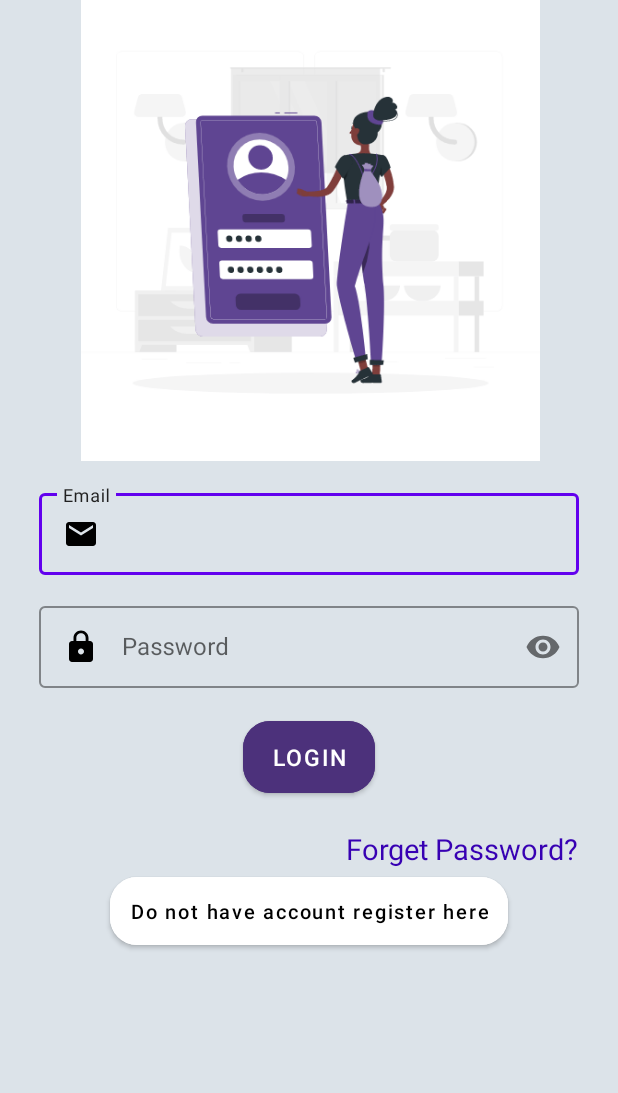
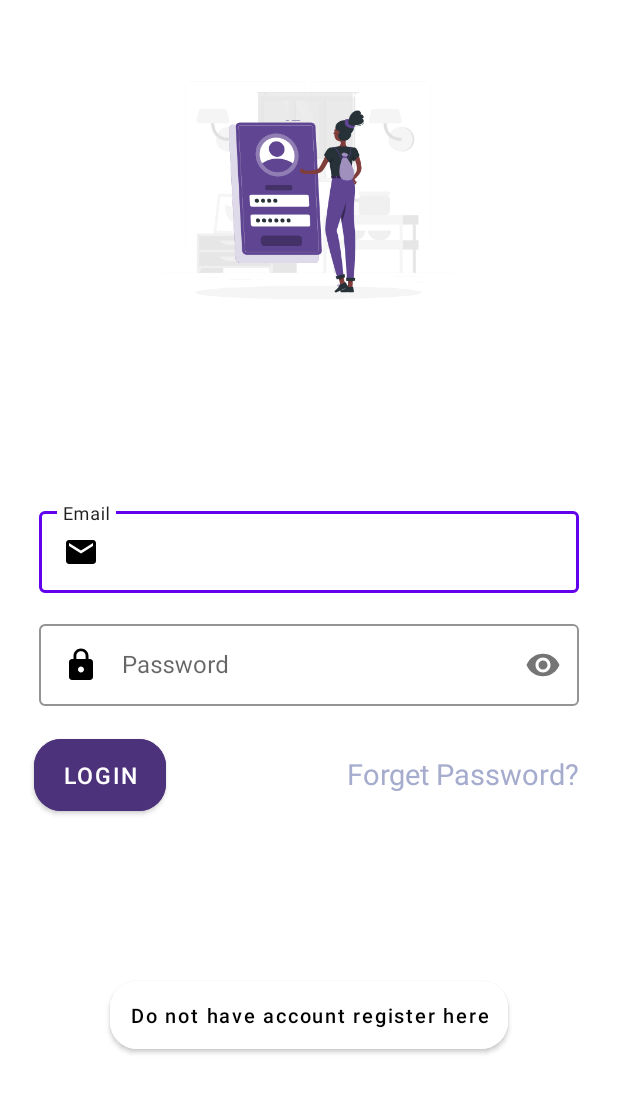
Before and after one commit to Moni-Singh/Final, an Android app: the screen it shows after launch (LoginActivity), on a phone screen of 412 x 824 dp. Shown: the top 1093 px of the screen. Run offline under Robolectric (Android 15) with nearby library versions, the phone set to English and light mode, and no system bars; our stand-ins replace Firebase (no records; nobody signed in at launch, a user with empty details on screens opened directly), sdp/ssp sizes.

Commit message:
Image upload resolved

```diff
--- a/app/src/main/AndroidManifest.xml
+++ b/app/src/main/AndroidManifest.xml
@@ -8,7 +8,6 @@
     <uses-permission android:name="android.permission.WRITE_EXTERNAL_STORAGE" />
     <uses-permission android:name="android.permission.READ_EXTERNAL_STORAGE" />
     <uses-permission android:name="android.permission.CAMERA" />
-    <uses-feature android:name="android.hardware.camera.front" />
     <uses-feature android:name="android.hardware.camera.any" />
 
 
--- a/app/src/main/java/com/example/afinal/DashBoardActivity.kt
+++ b/app/src/main/java/com/example/afinal/DashBoardActivity.kt
@@ -1,5 +1,6 @@
 package com.example.afinal
 
+import android.Manifest
 import android.app.Activity
 import android.app.Dialog
 import android.app.SearchManager
@@ -7,9 +8,9 @@ import android.content.Context
 import android.content.DialogInterface
 import android.content.Intent
 import android.content.IntentFilter
+import android.content.pm.PackageManager
 import android.graphics.Bitmap
 import android.graphics.drawable.BitmapDrawable
-import android.graphics.drawable.ColorDrawable
 import android.os.Bundle
 import android.view.Menu
 import android.view.MenuItem
@@ -23,6 +24,7 @@ import android.widget.Toast
 import androidx.appcompat.app.AlertDialog
 import androidx.appcompat.app.AppCompatActivity
 import androidx.cardview.widget.CardView
+import androidx.core.app.ActivityCompat
 import androidx.core.content.ContextCompat
 import androidx.recyclerview.widget.LinearLayoutManager
 import androidx.recyclerview.widget.RecyclerView
@@ -30,11 +32,14 @@ import com.example.afinal.Model.User
 import com.example.afinal.adapter.UserAdapter
 import com.example.afinal.utils.HelperMethods
 import com.google.firebase.auth.FirebaseAuth
-import com.google.firebase.database.*
+import com.google.firebase.database.DataSnapshot
+import com.google.firebase.database.DatabaseError
+import com.google.firebase.database.DatabaseReference
+import com.google.firebase.database.FirebaseDatabase
+import com.google.firebase.database.ValueEventListener
 import com.google.firebase.storage.FirebaseStorage
 import com.google.firebase.storage.StorageReference
 import java.io.ByteArrayOutputStream
-import java.util.*
 
 
 class DashBoardActivity : AppCompatActivity() {
@@ -49,9 +54,12 @@ class DashBoardActivity : AppCompatActivity() {
     lateinit var receiver :AirPlaneModeChangeReceiver
     private lateinit var mDbRef:DatabaseReference
 
-
-
-
+    var permissions = arrayOf<String>(
+        Manifest.permission.WRITE_EXTERNAL_STORAGE,
+        Manifest.permission.CAMERA,
+        Manifest.permission.ACCESS_COARSE_LOCATION,
+        Manifest.permission.ACCESS_FINE_LOCATION
+    )
     override fun onCreate(savedInstanceState: Bundle?) {
         super.onCreate(savedInstanceState)
         setContentView(R.layout.activity_dash_board)
@@ -70,15 +78,13 @@ class DashBoardActivity : AppCompatActivity() {
 
         IntentFilter (Intent.ACTION_AIRPLANE_MODE_CHANGED).also {
             registerReceiver(receiver, it)
-
-
-
         }
 
 // In onCreate or initialization
         storageRef = FirebaseStorage.getInstance().reference
         mAuth = FirebaseAuth.getInstance()
-        mDbRef =FirebaseDatabase.getInstance().getReference()
+        mDbRef = FirebaseDatabase.getInstance().getReference()
+        mDbRef.push().child("User")
 
         userlist = ArrayList()
         userAdapter = UserAdapter(this)
@@ -90,8 +96,6 @@ class DashBoardActivity : AppCompatActivity() {
 
         mDbRef.child("User").addValueEventListener(object : ValueEventListener {
             override fun onDataChange(snapshot: DataSnapshot) {
-
-
                 for(postSnapshot in snapshot.children){
                     val currentUser = postSnapshot.getValue(User::class.java)
                     //for hiding the current logign user
@@ -101,10 +105,29 @@ class DashBoardActivity : AppCompatActivity() {
                 }
             }
             override fun onCancelled(error: DatabaseError) {
-                TODO("Not yet implemented")
             }
         })
+        checkPermissions()
+    }
 
+    private fun checkPermissions(): Boolean {
+        var result: Int
+        val listPermissionsNeeded: MutableList<String> = ArrayList()
+        for (p in permissions) {
+            result = ContextCompat.checkSelfPermission(baseContext, p)
+            if (result != PackageManager.PERMISSION_GRANTED) {
+                listPermissionsNeeded.add(p)
+            }
+        }
+        if (!listPermissionsNeeded.isEmpty()) {
+            ActivityCompat.requestPermissions(
+                this,
+                listPermissionsNeeded.toTypedArray<String>(),
+                110
+            )
+            return false
+        }
+        return true
     }
 
 
@@ -316,8 +339,4 @@ class DashBoardActivity : AppCompatActivity() {
             }
         }
     }
-
-
-
-
 }
--- a/app/src/main/java/com/example/afinal/RegistrationActivity.kt
+++ b/app/src/main/java/com/example/afinal/RegistrationActivity.kt
@@ -132,8 +132,6 @@ class RegistrationActivity : AppCompatActivity() {
         private fun addUserToDatabase(name: String, email: String, image: String, uid: String) {
             mDBRef = FirebaseDatabase.getInstance().getReference()
             mDBRef.child("User").child(uid).setValue(User(name, email, uid, image))
-
-
         }
 
     }
--- a/app/src/main/res/layout/activity_login.xml
+++ b/app/src/main/res/layout/activity_login.xml
@@ -1,58 +1,33 @@
 <?xml version="1.0" encoding="utf-8"?>
-<ScrollView xmlns:android="http://schemas.android.com/apk/res/android"
+<LinearLayout xmlns:android="http://schemas.android.com/apk/res/android"
     xmlns:app="http://schemas.android.com/apk/res-auto"
     xmlns:tools="http://schemas.android.com/tools"
     android:layout_width="match_parent"
-    android:background="@color/cardcolor"
     android:layout_height="match_parent"
+    android:background="@color/white"
     tools:context=".LoginActivity">
 
 
-    <androidx.constraintlayout.widget.ConstraintLayout
+    <LinearLayout
         android:layout_width="match_parent"
-        android:layout_height="wrap_content">
+        android:layout_height="match_parent"
+        android:gravity="center"
+        android:orientation="vertical">
 
-
-        <androidx.constraintlayout.widget.ConstraintLayout
-            android:id="@+id/shapeableImageView2"
-            android:layout_width="0dp"
-            android:layout_height="wrap_content"
-            app:layout_constraintCircleRadius="@dimen/_10sdp"
-            app:layout_constraintEnd_toEndOf="parent"
-            app:layout_constraintStart_toStartOf="parent"
-            app:layout_constraintTop_toTopOf="parent">
-
-
-            <pl.droidsonroids.gif.GifImageView
-                android:layout_width="415dp"
-                android:layout_height="307dp"
-                android:gravity="center"
-                android:src="@drawable/giflogin"
-                app:layout_constraintEnd_toEndOf="parent"
-                app:layout_constraintStart_toStartOf="parent"
-                app:layout_constraintTop_toTopOf="parent"
-                tools:ignore="MissingConstraints" />
-
-            <TextView
-                android:id="@+id/textView5"
-                android:layout_width="wrap_content"
-                android:layout_height="wrap_content"
-                android:textColor="@color/black"
-                app:layout_constraintBottom_toBottomOf="parent"
-                app:layout_constraintEnd_toEndOf="parent"
-                app:layout_constraintStart_toStartOf="parent" />
-
-        </androidx.constraintlayout.widget.ConstraintLayout>
+        <pl.droidsonroids.gif.GifImageView
+            android:layout_width="@dimen/_150sdp"
+            android:layout_height="@dimen/_150sdp"
+            android:gravity="center"
+            android:layout_marginTop="@dimen/_25sdp"
+            android:src="@drawable/giflogin"
+            tools:ignore="MissingConstraints" />
 
         <androidx.constraintlayout.widget.ConstraintLayout
             android:id="@+id/constraintLayout2"
             android:layout_width="match_parent"
-            android:layout_height="wrap_content"
-            android:theme="@style/Theme.MaterialComponents.Light.DarkActionBar"
-            app:layout_constraintBottom_toBottomOf="parent"
-            app:layout_constraintEnd_toEndOf="parent"
-            app:layout_constraintStart_toStartOf="parent"
-            app:layout_constraintTop_toBottomOf="@+id/shapeableImageView2">
+            android:layout_height="match_parent"
+            android:layout_marginTop="@dimen/_70sdp"
+            android:theme="@style/Theme.MaterialComponents.Light.DarkActionBar">
 
 
             <com.google.android.material.textfield.TextInputLayout
@@ -128,6 +103,7 @@
                 android:textSize="@dimen/_12sdp"
                 app:cornerRadius="@dimen/_14sdp"
                 app:layout_constraintEnd_toEndOf="parent"
+                app:layout_constraintHorizontal_bias="0.07"
                 app:layout_constraintStart_toStartOf="parent"
                 app:layout_constraintTop_toBottomOf="@+id/textInputLayout2" />
 
@@ -135,14 +111,16 @@
                 android:id="@+id/textView2"
                 android:layout_width="wrap_content"
                 android:layout_height="wrap_content"
-                android:layout_marginStart="@dimen/_157sdp"
-                android:layout_marginTop="@dimen/_14sdp"
+                android:layout_marginTop="16dp"
                 android:text="Forget Password?"
-                android:textColor="@color/purple_700"
+                android:textColor="@color/chatreceivemessage"
                 android:textSize="@dimen/_15sdp"
+                app:layout_constraintBottom_toBottomOf="@+id/btnLogin"
                 app:layout_constraintEnd_toEndOf="parent"
-                app:layout_constraintStart_toStartOf="parent"
-                app:layout_constraintTop_toBottomOf="@+id/btnLogin" />
+                app:layout_constraintHorizontal_bias="0.828"
+                app:layout_constraintStart_toEndOf="@+id/btnLogin"
+                app:layout_constraintTop_toBottomOf="@+id/textInputLayout2"
+                app:layout_constraintVertical_bias="0.469" />
 
             <com.google.android.material.button.MaterialButton
                 android:id="@+id/rgisetruserbtn"
@@ -166,8 +144,7 @@
         </androidx.constraintlayout.widget.ConstraintLayout>
 
 
-
-    </androidx.constraintlayout.widget.ConstraintLayout>
+    </LinearLayout>
 
 
-</ScrollView>
+</LinearLayout>
```
